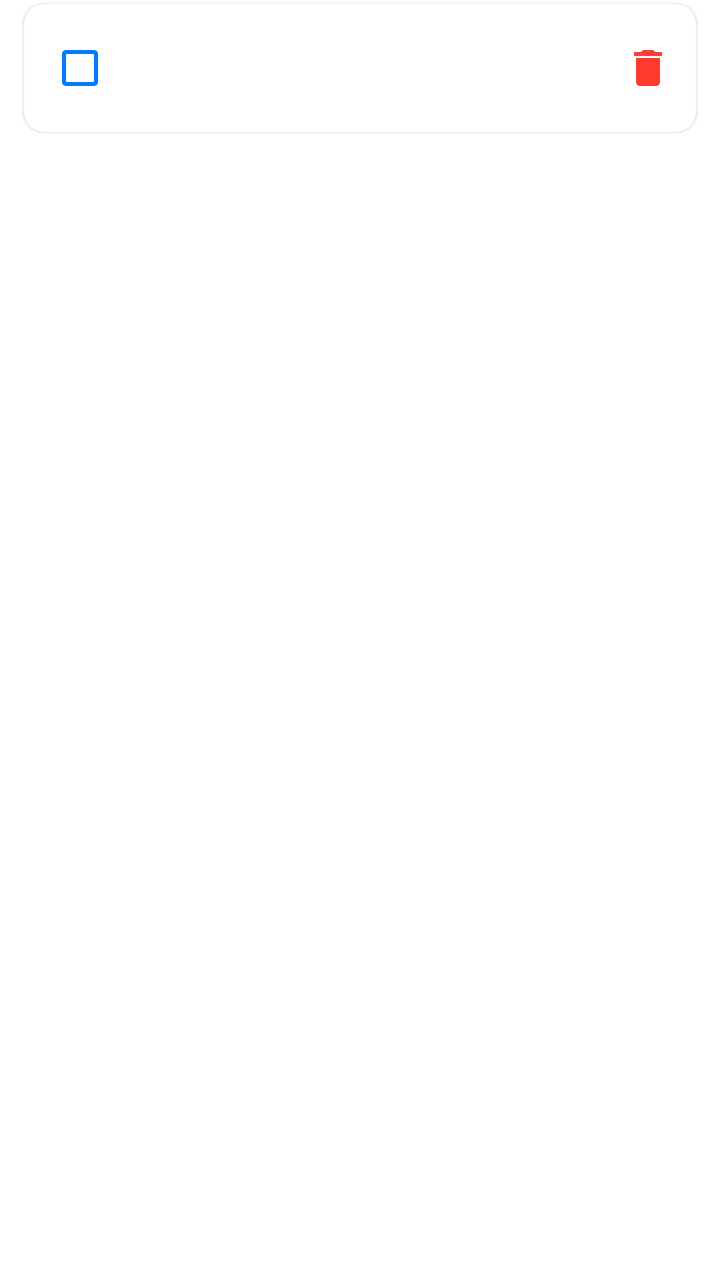
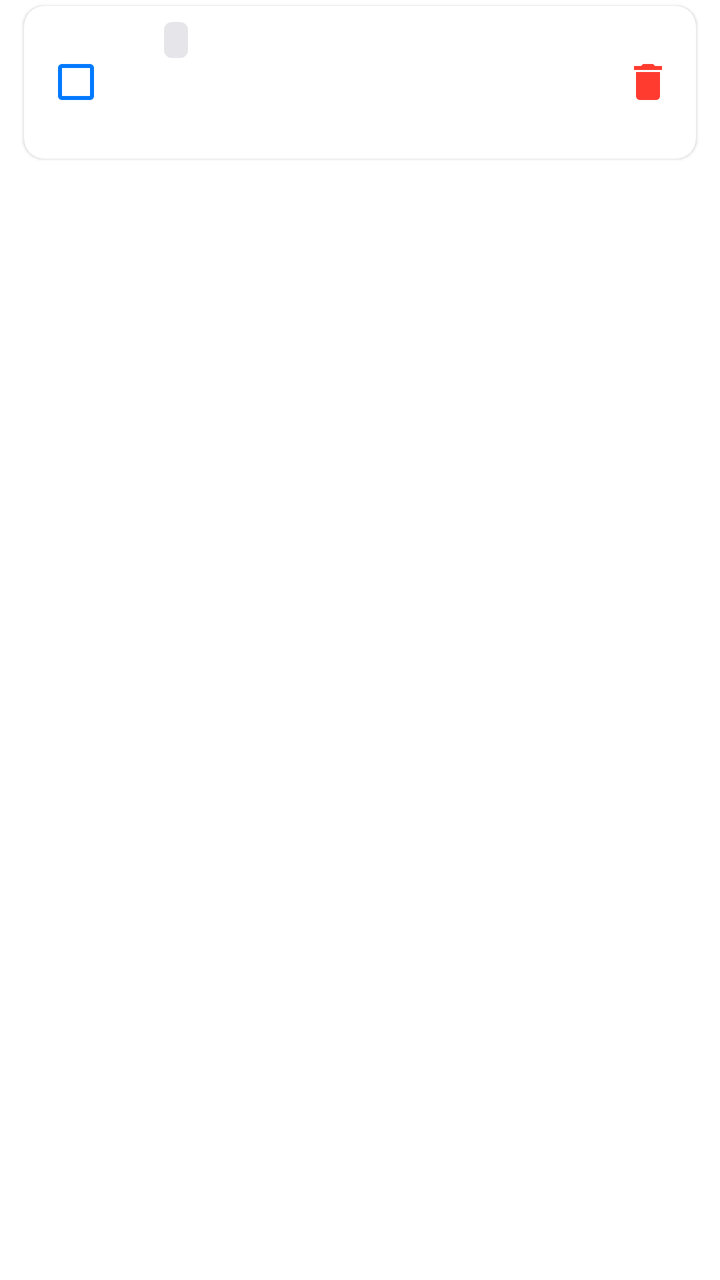

An Android layout rendered at two revisions. The XML below is the earlier revision; the diff shows what the commit changed to produce the second picture.
<!-- AndroidManifest.xml: application theme Theme.TodoApp -->
<!-- res/layout/item_task.xml -->
<?xml version="1.0" encoding="utf-8"?>
<FrameLayout xmlns:android="http://schemas.android.com/apk/res/android"
    xmlns:app="http://schemas.android.com/apk/res-auto"
    android:layout_width="match_parent"
    android:layout_height="wrap_content"
    android:clipChildren="false">

    
    <LinearLayout
        android:id="@+id/swipeDeleteContainer"
        android:layout_width="match_parent"
        android:layout_height="match_parent"
        android:gravity="end|center_vertical"
        android:paddingEnd="20dp"
        android:visibility="gone"
        android:background="#FF3B30">

        <TextView
            android:layout_width="wrap_content"
            android:layout_height="wrap_content"
            android:text="删除"
            android:textColor="@android:color/white"
            android:textSize="16sp"
            android:textStyle="bold" />
    </LinearLayout>

    
    <androidx.cardview.widget.CardView
        android:id="@+id/cardView"
        android:layout_width="match_parent"
        android:layout_height="wrap_content"
        android:layout_marginHorizontal="12dp"
        android:layout_marginTop="2dp"
        android:layout_marginBottom="2dp"
        app:cardBackgroundColor="?attr/colorSurface"
        app:cardCornerRadius="10dp"
        app:cardElevation="1dp"
        app:contentPadding="0dp">

        <LinearLayout
            android:layout_width="match_parent"
            android:layout_height="wrap_content"
            android:gravity="center_vertical"
            android:orientation="horizontal"
            android:paddingStart="4dp"
            android:paddingEnd="4dp"
            android:paddingTop="8dp"
            android:paddingBottom="8dp">

            
            <CheckBox
                android:id="@+id/checkBox"
                android:layout_width="48dp"
                android:layout_height="48dp"
                android:buttonTint="@color/checkboxTint"
                android:gravity="center" />

            
            <LinearLayout
                android:layout_width="0dp"
                android:layout_height="wrap_content"
                android:layout_weight="1"
                android:orientation="vertical"
                android:paddingStart="8dp"
                android:paddingEnd="4dp">

                
                <LinearLayout
                    android:layout_width="wrap_content"
                    android:layout_height="wrap_content"
                    android:orientation="horizontal">

                    <TextView
                        android:id="@+id/priorityBadge"
                        android:layout_width="wrap_content"
                        android:layout_height="18dp"
                        android:gravity="center"
                        android:paddingHorizontal="6dp"
                        android:textSize="10sp"
                        android:textColor="@android:color/white"
                        android:visibility="gone" />

                    <TextView
                        android:id="@+id/titleText"
                        android:layout_width="wrap_content"
                        android:layout_height="wrap_content"
                        android:layout_marginStart="6dp"
                        android:textColor="?attr/colorOnSurface"
                        android:textSize="16sp" />
                </LinearLayout>

                
                <TextView
                    android:id="@+id/timeText"
                    android:layout_width="wrap_content"
                    android:layout_height="wrap_content"
                    android:layout_marginTop="2dp"
                    android:textColor="?attr/colorOnSurface"
                    android:textSize="12sp" />

                
                <TextView
                    android:id="@+id/dueDateText"
                    android:layout_width="wrap_content"
                    android:layout_height="wrap_content"
                    android:textColor="@android:color/darker_gray"
                    android:textSize="11sp"
                    android:visibility="gone" />
            </LinearLayout>

            
            <ImageButton
                android:id="@+id/deleteButton"
                android:layout_width="40dp"
                android:layout_height="40dp"
                android:background="?attr/selectableItemBackgroundBorderless"
                android:padding="8dp"
                android:scaleType="centerInside"
                android:src="@drawable/ic_delete"
                android:visibility="visible" />
        </LinearLayout>

    </androidx.cardview.widget.CardView>

</FrameLayout>
<!-- resources referenced by this layout -->
<resources>
  <color name="checkboxTint">#007AFF</color>
  <!-- drawable ic_delete (drawable) -->
  <?xml version="1.0" encoding="utf-8"?>
  <vector xmlns:android="http://schemas.android.com/apk/res/android"
      android:width="24dp"
      android:height="24dp"
      android:viewportWidth="24"
      android:viewportHeight="24"
      android:tint="#FF3B30">
      <path
          android:fillColor="#FFFFFF"
          android:pathData="M6,19c0,1.1 0.9,2 2,2h8c1.1,0 2,-0.9 2,-2V7H6v12zM19,4h-3.5l-1,-1h-5l-1,1H5v2h14V4z" />
  </vector>
  <style name="Theme.TodoApp" parent="Theme.MaterialComponents.Light.NoActionBar">
          <item name="colorPrimary">@color/colorPrimary</item>
          <item name="colorPrimaryVariant">@color/colorPrimaryDark</item>
          <item name="colorOnPrimary">@android:color/white</item>
          <item name="colorSecondary">@color/colorAccent</item>
          <item name="colorBackground">#F2F2F7</item>
          <item name="colorSurface">@android:color/white</item>
          <item name="colorOnSurface">#1C1C1E</item>
          <item name="android:statusBarColor">@android:color/white</item>
          <item name="android:navigationBarColor">@android:color/white</item>
          <item name="android:windowLightStatusBar">true</item>
      </style>
  <color name="colorPrimary">#007AFF</color>
  <color name="colorPrimaryDark">#0066D6</color>
  <color name="colorAccent">#FF9500</color>
</resources>

<!-- the commit's change to res/layout/item_task.xml (unified diff, before → after) -->
@@ -5,33 +5,12 @@
     android:layout_height="wrap_content"
     android:clipChildren="false">
 
-    
-    <LinearLayout
-        android:id="@+id/swipeDeleteContainer"
-        android:layout_width="match_parent"
-        android:layout_height="match_parent"
-        android:gravity="end|center_vertical"
-        android:paddingEnd="20dp"
-        android:visibility="gone"
-        android:background="#FF3B30">
-
-        <TextView
-            android:layout_width="wrap_content"
-            android:layout_height="wrap_content"
-            android:text="删除"
-            android:textColor="@android:color/white"
-            android:textSize="16sp"
-            android:textStyle="bold" />
-    </LinearLayout>
-
-    
     <androidx.cardview.widget.CardView
         android:id="@+id/cardView"
         android:layout_width="match_parent"
         android:layout_height="wrap_content"
         android:layout_marginHorizontal="12dp"
-        android:layout_marginTop="2dp"
-        android:layout_marginBottom="2dp"
+        android:layout_marginTop="3dp"
         app:cardBackgroundColor="?attr/colorSurface"
         app:cardCornerRadius="10dp"
         app:cardElevation="1dp"
@@ -42,84 +21,71 @@
             android:layout_height="wrap_content"
             android:gravity="center_vertical"
             android:orientation="horizontal"
-            android:paddingStart="4dp"
-            android:paddingEnd="4dp"
-            android:paddingTop="8dp"
-            android:paddingBottom="8dp">
+            android:paddingStart="4dp" android:paddingEnd="4dp"
+            android:paddingTop="8dp" android:paddingBottom="8dp">
 
-            
-            <CheckBox
-                android:id="@+id/checkBox"
-                android:layout_width="48dp"
-                android:layout_height="48dp"
-                android:buttonTint="@color/checkboxTint"
-                android:gravity="center" />
+            <CheckBox android:id="@+id/checkBox"
+                android:layout_width="44dp" android:layout_height="44dp"
+                android:buttonTint="@color/checkboxTint" android:gravity="center" />
 
-            
             <LinearLayout
-                android:layout_width="0dp"
-                android:layout_height="wrap_content"
+                android:layout_width="0dp" android:layout_height="wrap_content"
                 android:layout_weight="1"
                 android:orientation="vertical"
-                android:paddingStart="8dp"
-                android:paddingEnd="4dp">
+                android:paddingStart="6dp" android:paddingEnd="4dp">
 
                 
                 <LinearLayout
-                    android:layout_width="wrap_content"
-                    android:layout_height="wrap_content"
+                    android:layout_width="wrap_content" android:layout_height="wrap_content"
                     android:orientation="horizontal">
 
-                    <TextView
-                        android:id="@+id/priorityBadge"
-                        android:layout_width="wrap_content"
-                        android:layout_height="18dp"
-                        android:gravity="center"
-                        android:paddingHorizontal="6dp"
-                        android:textSize="10sp"
-                        android:textColor="@android:color/white"
+                    <TextView android:id="@+id/priorityBadge"
+                        android:layout_width="wrap_content" android:layout_height="18dp"
+                        android:gravity="center" android:paddingHorizontal="6dp"
+                        android:textSize="10sp" android:textColor="@android:color/white" />
+
+                    <TextView android:id="@+id/categoryBadge"
+                        android:layout_width="wrap_content" android:layout_height="18dp"
+                        android:layout_marginStart="4dp" android:gravity="center"
+                        android:paddingHorizontal="6dp" android:textSize="10sp"
+                        android:textColor="@color/textSecondary"
+                        android:background="@drawable/bg_badge" />
+
+                    <TextView android:id="@+id/statusText"
+                        android:layout_width="wrap_content" android:layout_height="18dp"
+                        android:layout_marginStart="4dp" android:gravity="center"
+                        android:paddingHorizontal="6dp" android:textSize="10sp"
+                        android:textColor="@color/colorPrimary"
                         android:visibility="gone" />
-
-                    <TextView
-                        android:id="@+id/titleText"
-                        android:layout_width="wrap_content"
-                        android:layout_height="wrap_content"
-                        android:layout_marginStart="6dp"
-                        android:textColor="?attr/colorOnSurface"
-                        android:textSize="16sp" />
                 </LinearLayout>
 
                 
-                <TextView
-                    android:id="@+id/timeText"
-                    android:layout_width="wrap_content"
-                    android:layout_height="wrap_content"
-                    android:layout_marginTop="2dp"
-                    android:textColor="?attr/colorOnSurface"
-                    android:textSize="12sp" />
+                <TextView android:id="@+id/titleText"
+                    android:layout_width="wrap_content" android:layout_height="wrap_content"
+                    android:layout_marginTop="4dp"
+                    android:textColor="?attr/colorOnSurface" android:textSize="16sp" />
 
                 
-                <TextView
-                    android:id="@+id/dueDateText"
-                    android:layout_width="wrap_content"
-                    android:layout_height="wrap_content"
-                    android:textColor="@android:color/darker_gray"
-                    android:textSize="11sp"
-                    android:visibility="gone" />
+                <LinearLayout
+                    android:layout_width="wrap_content" android:layout_height="wrap_content"
+                    android:layout_marginTop="2dp" android:orientation="horizontal">
+
+                    <TextView android:id="@+id/timeText"
+                        android:layout_width="wrap_content" android:layout_height="wrap_content"
+                        android:textColor="?attr/colorOnSurface" android:textSize="11sp" />
+
+                    <TextView android:id="@+id/dueDateText"
+                        android:layout_width="wrap_content" android:layout_height="wrap_content"
+                        android:layout_marginStart="8dp" android:textSize="11sp"
+                        android:visibility="gone" />
+                </LinearLayout>
             </LinearLayout>
 
-            
-            <ImageButton
-                android:id="@+id/deleteButton"
-                android:layout_width="40dp"
-                android:layout_height="40dp"
+            <ImageButton android:id="@+id/deleteButton"
+                android:layout_width="40dp" android:layout_height="40dp"
                 android:background="?attr/selectableItemBackgroundBorderless"
-                android:padding="8dp"
-                android:scaleType="centerInside"
-                android:src="@drawable/ic_delete"
-                android:visibility="visible" />
+                android:padding="8dp" android:scaleType="centerInside"
+                android:src="@drawable/ic_delete" />
         </LinearLayout>
-
     </androidx.cardview.widget.CardView>
-
 </FrameLayout>
<!-- resource entries referenced after the edit -->
@@ -26,6 +26,13 @@
           <item name="android:windowLightStatusBar">true</item>
       </style>
   <color name="colorPrimary">#007AFF</color>
+  <color name="textSecondary">#8E8E93</color>
+  <!-- drawable bg_badge (drawable) -->
+  <?xml version="1.0" encoding="utf-8"?>
+  <shape xmlns:android="http://schemas.android.com/apk/res/android">
+      <solid android:color="#E5E5EA" />
+      <corners android:radius="4dp" />
+  </shape>
   <color name="colorPrimaryDark">#0066D6</color>
   <color name="colorAccent">#FF9500</color>
 </resources>
